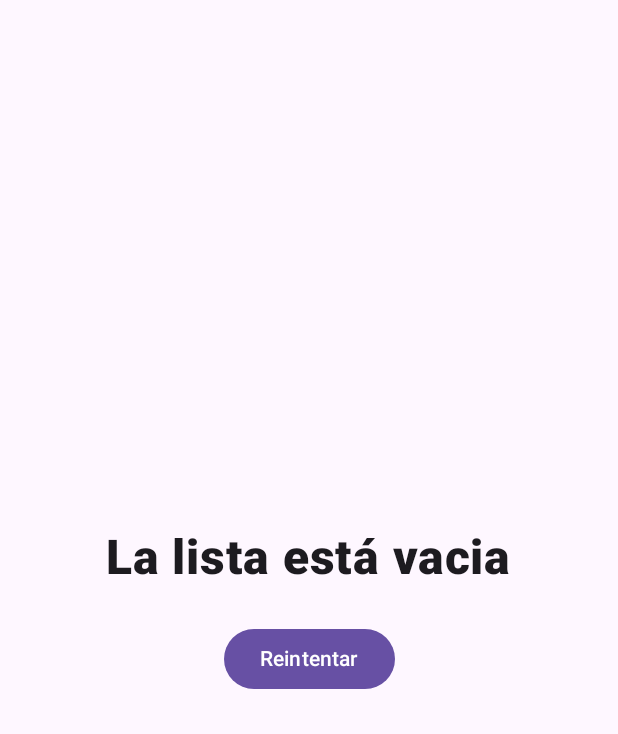
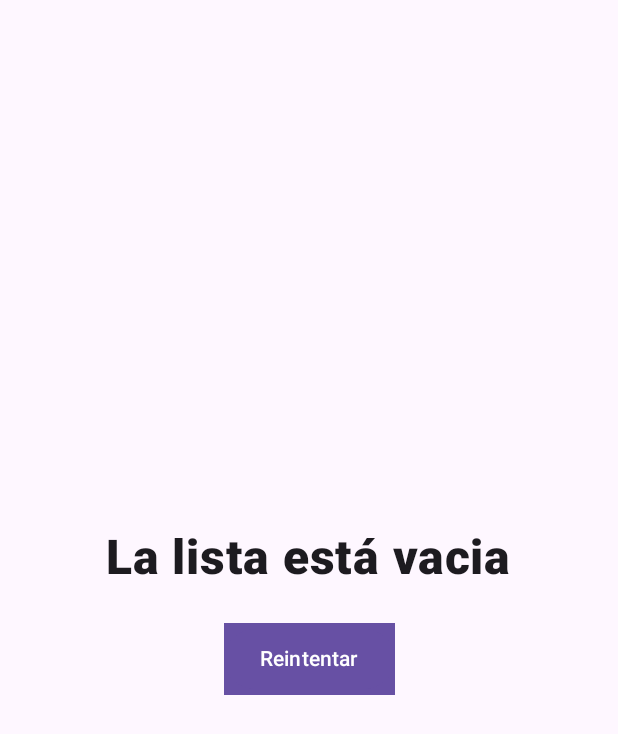
Before and after one commit to Kamaxo93/Dragon_Ball_Wiki, an Android app built with Jetpack Compose: the screen it shows after launch (MainActivity), on a phone screen of 412 x 824 dp. Shown: the top 734 px of the screen. Run offline under Robolectric (Android 15) with nearby library versions, the phone set to English and light mode, and no system bars; our stand-ins replace Dagger/Hilt's generated code, Room's generated code.

Commit message:
add color btn reload

```diff
--- a/app/src/main/java/com/example/dragonballwiki/dragonlist/ui/screen/DragonListScreen.kt
+++ b/app/src/main/java/com/example/dragonballwiki/dragonlist/ui/screen/DragonListScreen.kt
@@ -104,7 +104,7 @@ private fun CharactersContainerError(
                 .align(Alignment.CenterHorizontally)
         )
 
-        Button(modifier = Modifier.padding(16.dp), onClick = {
+        Button(modifier = Modifier.padding(16.dp).background(MaterialTheme.colorScheme.primary), onClick = {
             onReloadClicked()
         }) {
             Text(
```
